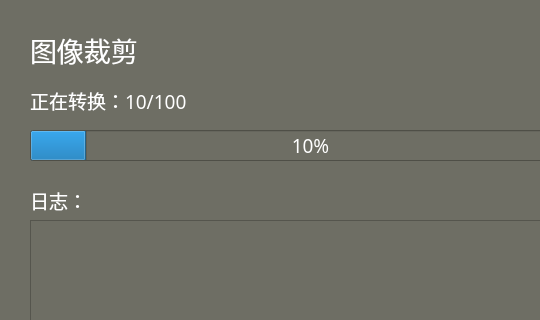
Qt form CompressProcess.ui (liyuxuan2003/ImageTool) before a commit; both pictures show x 0 to 540 and y 0 to 320 of the 1200 by 675 pixel window.
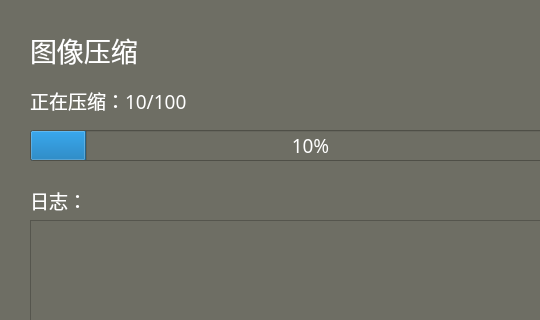
The same form after that commit. Icons and pictures are not drawn.

Patch:
```diff
--- a/CompressProcess.ui
+++ b/CompressProcess.ui
@@ -36,7 +36,7 @@
     <string notr="true">color: rgb(255, 255, 255);</string>
    </property>
    <property name="text">
-    <string>正在转换：10/100</string>
+    <string>正在压缩：10/100</string>
    </property>
   </widget>
   <widget class="QLabel" name="labelIcon">
@@ -118,7 +118,7 @@
     <string notr="true">color: rgb(255, 255, 255);</string>
    </property>
    <property name="text">
-    <string>图像裁剪</string>
+    <string>图像压缩</string>
    </property>
   </widget>
   <widget class="QProgressBar" name="progressBar">
```
